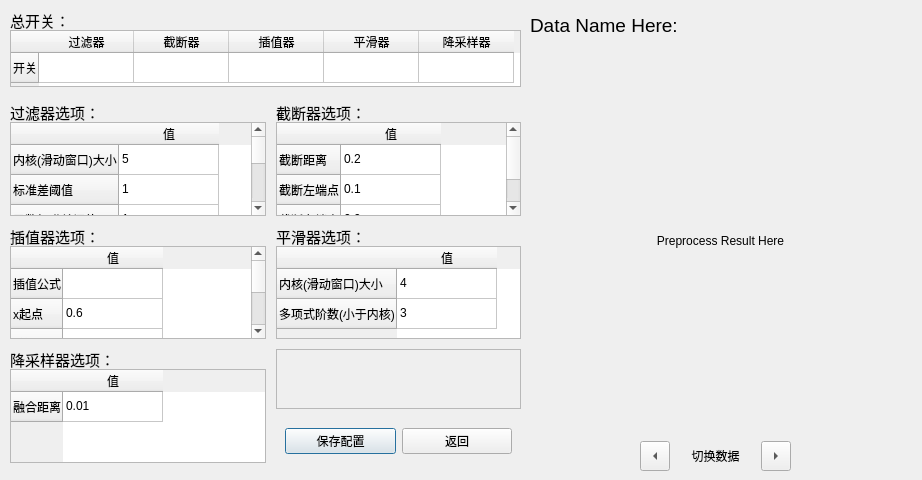
First picture: the form in UI/misc/UI Files/preprocessSetting_v2.ui, repository HinanawiTenshi104/EIS-Project, before the edit.
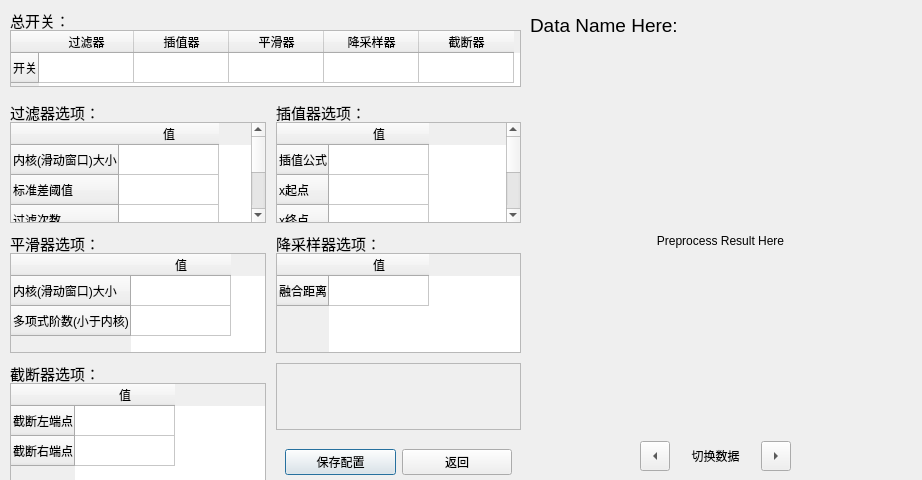
Second picture: the form after the edit.

```diff
--- a/UI/misc/UI Files/preprocessSetting_v2.ui
+++ b/UI/misc/UI Files/preprocessSetting_v2.ui
@@ -96,11 +96,6 @@
         <string>过滤器</string>
        </property>
       </column>
-      <column>
-       <property name="text">
-        <string>截断器</string>
-       </property>
-      </column>
       <column>
        <property name="text">
         <string>插值器</string>
@@ -116,6 +111,11 @@
         <string>降采样器</string>
        </property>
       </column>
+      <column>
+       <property name="text">
+        <string>截断器</string>
+       </property>
+      </column>
       <item row="0" column="0">
        <property name="text">
         <string/>
@@ -125,16 +125,25 @@
        </property>
       </item>
       <item row="0" column="1">
+       <property name="text">
+        <string/>
+       </property>
        <property name="textAlignment">
         <set>AlignCenter</set>
        </property>
       </item>
       <item row="0" column="2">
+       <property name="text">
+        <string/>
+       </property>
        <property name="textAlignment">
         <set>AlignCenter</set>
        </property>
       </item>
       <item row="0" column="3">
+       <property name="text">
+        <string/>
+       </property>
        <property name="textAlignment">
         <set>AlignCenter</set>
        </property>
@@ -157,7 +166,7 @@
      <x>10</x>
      <y>102</y>
      <width>511</width>
-     <height>361</height>
+     <height>382</height>
     </rect>
    </property>
    <layout class="QFormLayout" name="OptionsLayout">
@@ -233,11 +242,6 @@
           <string>标准差阈值</string>
          </property>
         </row>
-        <row>
-         <property name="text">
-          <string>导数标准差阈值</string>
-         </property>
-        </row>
         <row>
          <property name="text">
           <string>过滤次数</string>
@@ -255,25 +259,20 @@
         </column>
         <item row="0" column="0">
          <property name="text">
-          <string>5</string>
+          <string/>
          </property>
         </item>
         <item row="1" column="0">
          <property name="text">
-          <string>1</string>
+          <string/>
          </property>
         </item>
         <item row="2" column="0">
          <property name="text">
-          <string>1</string>
+          <string/>
          </property>
         </item>
         <item row="3" column="0">
-         <property name="text">
-          <string>-1</string>
-         </property>
-        </item>
-        <item row="4" column="0">
          <property name="text">
           <string/>
          </property>
@@ -288,101 +287,6 @@
        <number>0</number>
       </property>
       <item>
-       <widget class="QLabel" name="staticLabel3">
-        <property name="sizePolicy">
-         <sizepolicy hsizetype="Minimum" vsizetype="Minimum">
-          <horstretch>0</horstretch>
-          <verstretch>0</verstretch>
-         </sizepolicy>
-        </property>
-        <property name="maximumSize">
-         <size>
-          <width>16777215</width>
-          <height>20</height>
-         </size>
-        </property>
-        <property name="font">
-         <font>
-          <family>黑体</family>
-          <pointsize>11</pointsize>
-         </font>
-        </property>
-        <property name="text">
-         <string>截断器选项：</string>
-        </property>
-       </widget>
-      </item>
-      <item>
-       <widget class="QTableWidget" name="cutofferOptionsTable">
-        <property name="sizePolicy">
-         <sizepolicy hsizetype="Maximum" vsizetype="Maximum">
-          <horstretch>0</horstretch>
-          <verstretch>0</verstretch>
-         </sizepolicy>
-        </property>
-        <property name="maximumSize">
-         <size>
-          <width>16777215</width>
-          <height>16777215</height>
-         </size>
-        </property>
-        <property name="verticalScrollBarPolicy">
-         <enum>Qt::ScrollBarAsNeeded</enum>
-        </property>
-        <attribute name="horizontalHeaderMinimumSectionSize">
-         <number>31</number>
-        </attribute>
-        <attribute name="horizontalHeaderDefaultSectionSize">
-         <number>100</number>
-        </attribute>
-        <attribute name="verticalHeaderDefaultSectionSize">
-         <number>30</number>
-        </attribute>
-        <row>
-         <property name="text">
-          <string>截断距离</string>
-         </property>
-        </row>
-        <row>
-         <property name="text">
-          <string>截断左端点</string>
-         </property>
-        </row>
-        <row>
-         <property name="text">
-          <string>截断右端点</string>
-         </property>
-        </row>
-        <column>
-         <property name="text">
-          <string>值</string>
-         </property>
-        </column>
-        <item row="0" column="0">
-         <property name="text">
-          <string>0.2</string>
-         </property>
-        </item>
-        <item row="1" column="0">
-         <property name="text">
-          <string>0.1</string>
-         </property>
-        </item>
-        <item row="2" column="0">
-         <property name="text">
-          <string>0.9</string>
-         </property>
-        </item>
-       </widget>
-      </item>
-     </layout>
-    </item>
-    <item row="1" column="0">
-     <layout class="QVBoxLayout" name="interpolaterOptionsLayout">
-      <property name="spacing">
-       <number>0</number>
-      </property>
-      <item>
        <widget class="QLabel" name="staticLabel4">
         <property name="sizePolicy">
          <sizepolicy hsizetype="Minimum" vsizetype="Minimum">
@@ -460,25 +364,25 @@
         </column>
         <item row="1" column="0">
          <property name="text">
-          <string>0.6</string>
+          <string/>
          </property>
         </item>
         <item row="2" column="0">
          <property name="text">
-          <string>4.5</string>
+          <string/>
          </property>
         </item>
         <item row="3" column="0">
          <property name="text">
-          <string>100</string>
+          <string/>
          </property>
         </item>
        </widget>
       </item>
      </layout>
     </item>
-    <item row="1" column="1">
-     <layout class="QVBoxLayout" name="smootherOptionsLayout">
+    <item row="1" column="0">
+     <layout class="QVBoxLayout" name="interpolaterOptionsLayout">
       <property name="spacing">
        <number>0</number>
       </property>
@@ -550,20 +454,20 @@
         </column>
         <item row="0" column="0">
          <property name="text">
-          <string>4</string>
+          <string/>
          </property>
         </item>
         <item row="1" column="0">
          <property name="text">
-          <string>3</string>
+          <string/>
          </property>
         </item>
        </widget>
       </item>
      </layout>
     </item>
-    <item row="2" column="0">
-     <layout class="QVBoxLayout" name="downsamplerOptionsLayout">
+    <item row="1" column="1">
+     <layout class="QVBoxLayout" name="smootherOptionsLayout">
       <property name="spacing">
        <number>0</number>
       </property>
@@ -630,14 +534,99 @@
         </column>
         <item row="0" column="0">
          <property name="text">
-          <string>0.01</string>
+          <string/>
          </property>
         </item>
        </widget>
       </item>
      </layout>
     </item>
-    <item row="2" column="1">
+    <item row="3" column="0">
+     <layout class="QVBoxLayout" name="downsamplerOptionsLayout">
+      <property name="spacing">
+       <number>0</number>
+      </property>
+      <item>
+       <widget class="QLabel" name="staticLabel3">
+        <property name="sizePolicy">
+         <sizepolicy hsizetype="Minimum" vsizetype="Minimum">
+          <horstretch>0</horstretch>
+          <verstretch>0</verstretch>
+         </sizepolicy>
+        </property>
+        <property name="maximumSize">
+         <size>
+          <width>16777215</width>
+          <height>20</height>
+         </size>
+        </property>
+        <property name="font">
+         <font>
+          <family>黑体</family>
+          <pointsize>11</pointsize>
+         </font>
+        </property>
+        <property name="text">
+         <string>截断器选项：</string>
+        </property>
+       </widget>
+      </item>
+      <item>
+       <widget class="QTableWidget" name="cutofferOptionsTable">
+        <property name="sizePolicy">
+         <sizepolicy hsizetype="Maximum" vsizetype="Maximum">
+          <horstretch>0</horstretch>
+          <verstretch>0</verstretch>
+         </sizepolicy>
+        </property>
+        <property name="maximumSize">
+         <size>
+          <width>16777215</width>
+          <height>16777215</height>
+         </size>
+        </property>
+        <property name="verticalScrollBarPolicy">
+         <enum>Qt::ScrollBarAsNeeded</enum>
+        </property>
+        <attribute name="horizontalHeaderMinimumSectionSize">
+         <number>31</number>
+        </attribute>
+        <attribute name="horizontalHeaderDefaultSectionSize">
+         <number>100</number>
+        </attribute>
+        <attribute name="verticalHeaderDefaultSectionSize">
+         <number>30</number>
+        </attribute>
+        <row>
+         <property name="text">
+          <string>截断左端点</string>
+         </property>
+        </row>
+        <row>
+         <property name="text">
+          <string>截断右端点</string>
+         </property>
+        </row>
+        <column>
+         <property name="text">
+          <string>值</string>
+         </property>
+        </column>
+        <item row="0" column="0">
+         <property name="text">
+          <string/>
+         </property>
+        </item>
+        <item row="1" column="0">
+         <property name="text">
+          <string/>
+         </property>
+        </item>
+       </widget>
+      </item>
+     </layout>
+    </item>
+    <item row="3" column="1">
      <layout class="QVBoxLayout" name="bottomButtonsLayout">
       <item>
        <widget class="QFrame" name="spacer">
```
Left out of the diff: 11 changed lines with no effect on the pictures.
